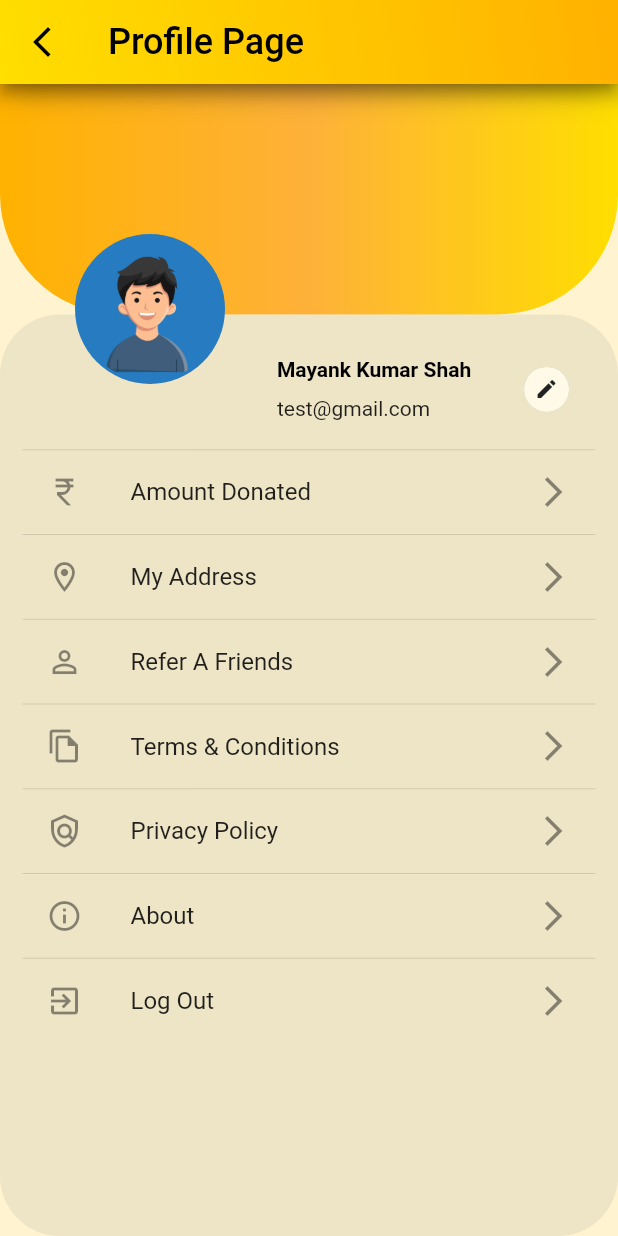
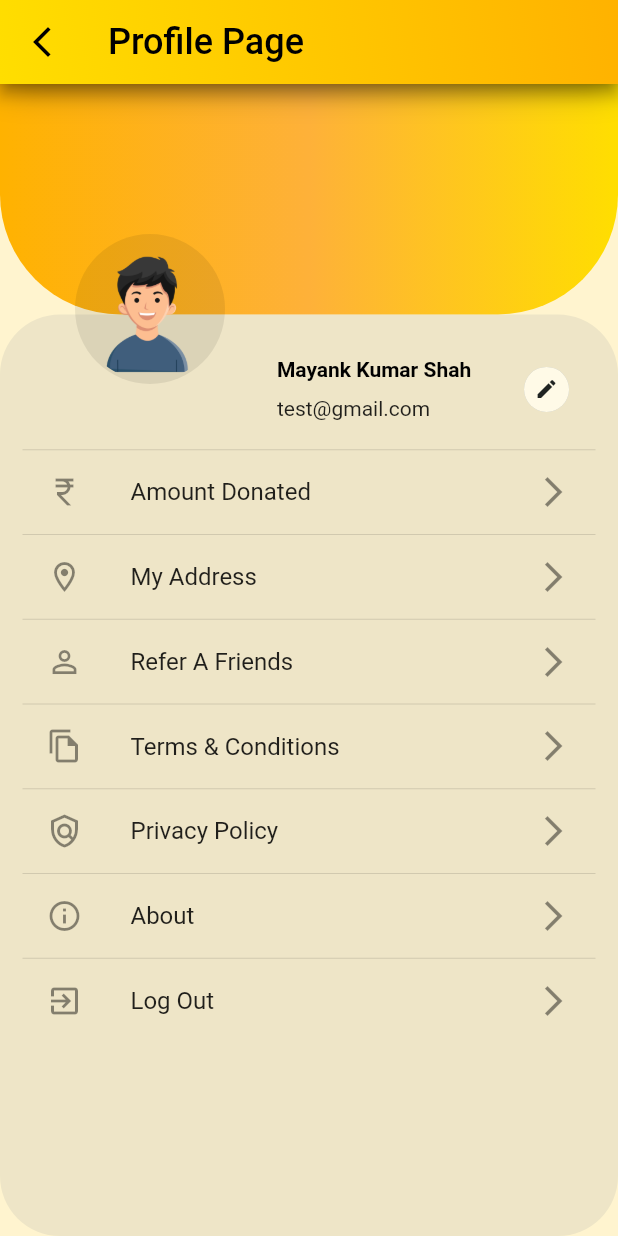
Before and after one commit to Mayank-kr-sh/Feed-Forward-App, a Flutter app: the screen it shows once a user with an empty profile is signed in, in the side drawer, after a tap on "My Profile", on a phone screen of 412 x 824 dp. Run offline on Flutter 3.47's test engine with Material 2 defaults, Android fonts, the phone set to English and light mode, and no system bars; our stand-ins replace carousel_slider, cloud_firestore, firebase_auth, firebase_core, firebase_storage, google_maps_flutter and 3 more; missing offline and left inert: flutter_animated_dialog, flutter_vibrate, razorpay_flutter; accounts and stored records are empty; network calls fail.

Commit message:
Profile modified

```diff
--- a/lib/Horizantal_Category/profile.dart
+++ b/lib/Horizantal_Category/profile.dart
@@ -194,7 +194,8 @@ class _MyProfileState extends State<MyProfile> {
             padding: EdgeInsets.only(top: 100, left: 50),
             child: CircleAvatar(
               radius: 50,
-              backgroundColor: Color(0xff277BC0),
+              // backgroundColor: Color(0xff277BC0),
+              backgroundColor: Color.fromARGB(20, 0, 0, 0),
               child: CircleAvatar(
                 backgroundImage: AssetImage(
                   // userData.userImage ??
```
